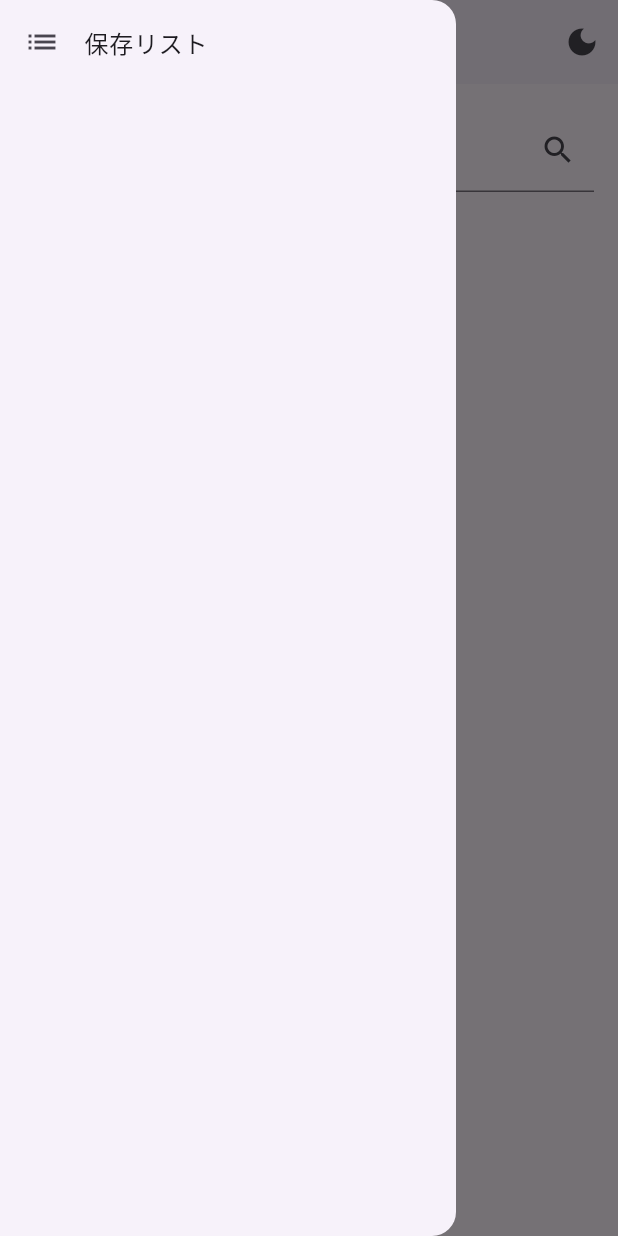
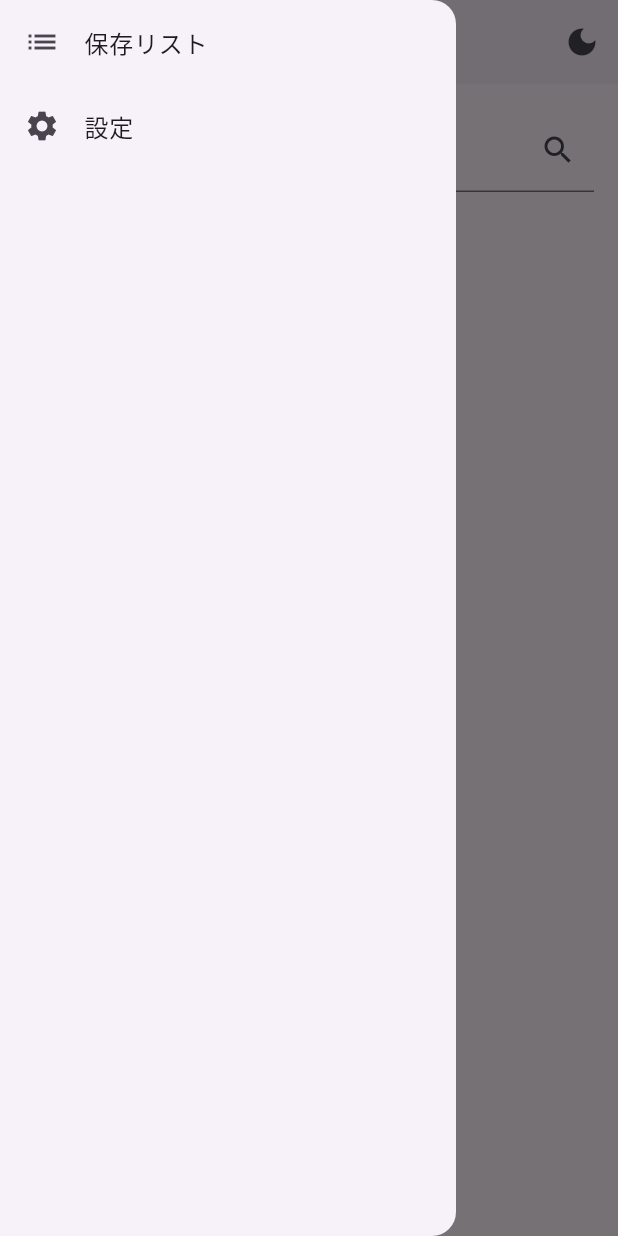
Before and after one commit to 54-xenon/NarouReader, a Flutter app: the screen it shows after launch, with the side drawer open, on a phone screen of 412 x 824 dp. Run offline on Flutter 3.47's test engine with Material 3 defaults, Android fonts, the phone set to English and light mode, and no system bars; our stand-ins replace flutter_riverpod, flutter_slidable, sqflite; accounts and stored records are empty.

Commit message:
設定のページを追加

```diff
--- a/lib/screens/home_screen.dart
+++ b/lib/screens/home_screen.dart
@@ -71,6 +71,10 @@ class _HomeScreenState extends State<HomeScreen> {
                     MaterialPageRoute(
                         builder: (context) => savedListPage()));
               },
+            ),
+            const ListTile(
+              leading: Icon(Icons.settings),
+              title: Text("設定"),
             )
           ],
         ),
@@ -130,9 +134,15 @@ class _HomeScreenState extends State<HomeScreen> {
                             ],
                           ),
                           child: ListTile(
-                            title: Text(novels[index].title),
-                            subtitle: Text(novels[index].writer), //タイトルを表示
-                            trailing: Text(novels[index].ncode), //リストに右端にあるncodeを表示
+                            title: Text(
+                              novels[index].title,
+                            ),
+                            subtitle: Text(
+                              novels[index].writer,
+                            ), //タイトルを表示
+                            trailing: Text(
+                              novels[index].ncode,
+                            ), //リストに右端にあるncodeを表示
                             onTap: () {
                               // 詳細画面に遷移する処理
                               Navigator.push(
--- a/lib/screens/savedList_screen.dart
+++ b/lib/screens/savedList_screen.dart
@@ -1,5 +1,4 @@
 import 'dart:async';
-
 import 'package:flutter/material.dart';
 import 'package:naroureader/database/savedList_helper.dart';
 import 'package:naroureader/screens/savedlistscreen_detailPage.dart';
--- /dev/null
+++ b/lib/screens/settings_page.dart
@@ -0,0 +1 @@
+import 'package:flutter/material.dart';
--- /dev/null
+++ b/lib/util/settings_tile.dart
@@ -0,0 +1 @@
+import 'package:flutter/material.dart';
```
